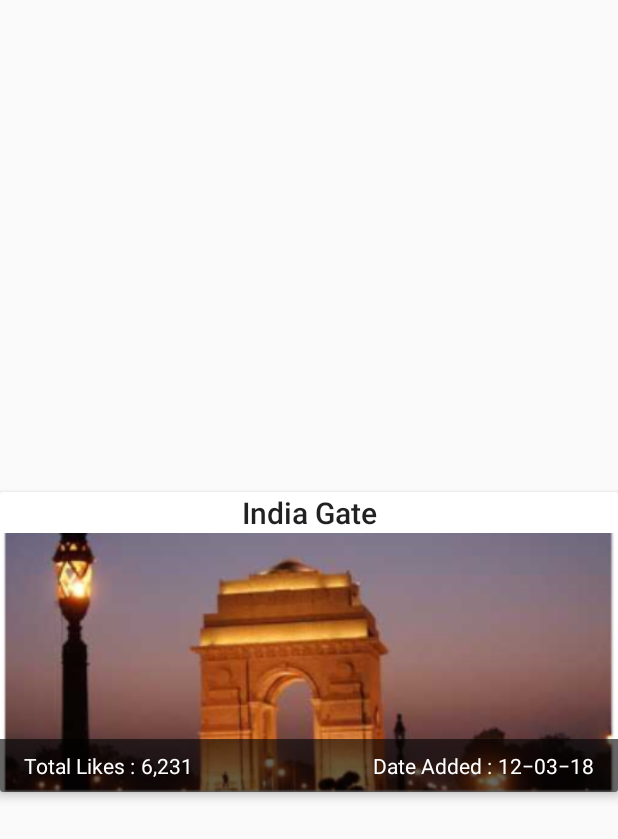
After one commit to UdacityAndroidDevScholarship/explore-india, an Android app: the layout liked_places_rv_item.xml on its own in the app's theme, with its tools: preview values and no code run, on a phone screen of 412 x 824 dp. The commit adds this screen. Shown: the top 839 px of the screen. Run offline under Robolectric (Android 15) with nearby library versions, the phone set to English and light mode, and no system bars.

Commit message:
Designed liked places fragment layout

```diff
--- /dev/null
+++ b/app/src/main/res/layout/fragment_liked_places.xml
@@ -0,0 +1,22 @@
+<?xml version="1.0" encoding="utf-8"?>
+<android.support.constraint.ConstraintLayout
+    xmlns:android="http://schemas.android.com/apk/res/android"
+    xmlns:app="http://schemas.android.com/apk/res-auto"
+    android:layout_width="match_parent"
+    android:layout_height="match_parent">
+
+    <!-- RecyclerView for showing Cards containing liked places -->
+
+    <android.support.v7.widget.RecyclerView
+        android:id="@id/liked_rv_places"
+        android:layout_width="0dp"
+        android:layout_height="0dp"
+        app:layout_constraintBottom_toBottomOf="parent"
+        app:layout_constraintLeft_toLeftOf="parent"
+        app:layout_constraintRight_toRightOf="parent"
+        app:layout_constraintTop_toTopOf="parent"
+        android:background="@color/colorGray"/>
+
+    <!-- Head over to "liked_places_rv_item.xml" layout file where RecyclerView item is waiting to be inflated into it -->
+
+</android.support.constraint.ConstraintLayout>
--- /dev/null
+++ b/app/src/main/res/layout/liked_places_rv_item.xml
@@ -0,0 +1,120 @@
+<?xml version="1.0" encoding="utf-8"?>
+<android.support.v7.widget.CardView
+    xmlns:android="http://schemas.android.com/apk/res/android"
+    xmlns:app="http://schemas.android.com/apk/res-auto"
+    xmlns:tools="http://schemas.android.com/tools"
+    android:layout_width="match_parent"
+    android:layout_height="200dp"
+    android:layout_marginTop="16dp"
+    style="@style/CardViewStyle">
+
+    <!-- Given suitable margin to CardView -->
+
+    <android.support.constraint.ConstraintLayout
+        android:layout_width="match_parent"
+        android:layout_height="match_parent">
+
+        <!-- Place's title name -->
+
+        <TextView
+            android:id="@id/liked_list_tv_name"
+            android:layout_width="wrap_content"
+            android:layout_height="wrap_content"
+            android:gravity="center"
+            android:textAppearance="@style/TextAppearance.AppCompat.Title"
+            app:layout_constraintBottom_toTopOf="@id/liked_list_img_places"
+            app:layout_constraintEnd_toEndOf="@id/liked_list_img_places"
+            app:layout_constraintStart_toStartOf="@id/liked_list_img_places"
+            app:layout_constraintTop_toTopOf="parent"
+            tools:text="@string/place_title" />
+
+        <!-- Liked place's image -->
+
+        <ImageView
+            android:id="@id/liked_list_img_places"
+            android:contentDescription="@string/content_description_image"
+            android:layout_width="match_parent"
+            android:layout_height="0dp"
+            android:scaleType="centerCrop"
+            app:layout_constraintBottom_toBottomOf="parent"
+            app:layout_constraintEnd_toEndOf="parent"
+            app:layout_constraintStart_toStartOf="parent"
+            app:layout_constraintTop_toBottomOf="@id/liked_list_tv_name"
+            app:srcCompat="@drawable/liked_places_sample" />
+
+        <!-- Dark background view for details -->
+
+        <ImageView
+            android:id="@+id/details_background"
+            android:contentDescription="@string/content_description_dark_view"
+            android:layout_width="0dp"
+            android:layout_height="35dp"
+            android:scaleType="centerCrop"
+            app:layout_constraintBottom_toBottomOf="@id/liked_list_img_places"
+            app:layout_constraintLeft_toLeftOf="@id/liked_list_img_places"
+            app:layout_constraintRight_toRightOf="@id/liked_list_img_places"
+            app:srcCompat="@drawable/details_background_view" />
+
+        <!-- Total number of likes [LABEL] -->
+
+        <TextView
+            android:id="@+id/liked_list_tv_total_likes_label"
+            android:layout_width="wrap_content"
+            android:layout_height="0dp"
+            android:layout_marginStart="16dp"
+            android:layout_marginLeft="16dp"
+            android:gravity="center"
+            android:text="@string/total_likes_label"
+            android:textColor="@color/whiteColor"
+            app:layout_constraintBottom_toBottomOf="@id/details_background"
+            app:layout_constraintStart_toStartOf="@id/details_background"
+            app:layout_constraintTop_toTopOf="@id/details_background" />
+
+        <!-- Dummy data for Total number of likes -->
+
+        <TextView
+            android:id="@id/liked_list_tv_total_likes"
+            android:layout_width="wrap_content"
+            android:layout_height="0dp"
+            android:layout_marginStart="4dp"
+            android:layout_marginLeft="4dp"
+            android:gravity="center"
+            android:textColor="@color/whiteColor"
+            app:layout_constraintBottom_toBottomOf="@id/details_background"
+            app:layout_constraintStart_toEndOf="@id/liked_list_tv_total_likes_label"
+            app:layout_constraintTop_toTopOf="@id/details_background"
+            tools:text="@string/total_likes" />
+
+        <!-- Date [LABEL] -->
+
+        <TextView
+            android:id="@+id/liked_list_tv_date_label"
+            android:layout_width="wrap_content"
+            android:layout_height="0dp"
+            android:layout_marginEnd="4dp"
+            android:layout_marginRight="4dp"
+            android:gravity="center"
+            android:text="@string/date_added_label"
+            android:textColor="@color/whiteColor"
+            app:layout_constraintBottom_toBottomOf="@id/details_background"
+            app:layout_constraintEnd_toStartOf="@+id/liked_list_tv_date"
+            app:layout_constraintTop_toTopOf="@id/details_background" />
+
+        <!-- Dummy data for Date -->
+
+        <TextView
+            android:id="@id/liked_list_tv_date"
+            android:layout_width="wrap_content"
+            android:layout_height="0dp"
+            android:layout_marginEnd="16dp"
+            android:layout_marginRight="16dp"
+            android:gravity="center"
+            android:textColor="@color/whiteColor"
+            app:layout_constraintBottom_toBottomOf="@id/details_background"
+            app:layout_constraintEnd_toEndOf="@+id/details_background"
+            app:layout_constraintTop_toTopOf="@id/details_background"
+            tools:text="@string/date_added" />
+
+    </android.support.constraint.ConstraintLayout>
+
+</android.support.v7.widget.CardView>
--- a/app/src/main/res/values/strings.xml
+++ b/app/src/main/res/values/strings.xml
@@ -19,4 +19,19 @@
     <string name="desctiption_edittext_hint">Description</string>
     <string name="location_edittext_hint">Location</string>
     <string name="submit_button_string">Submit</string>
+
+    <!-- String resources for Liked Places -->
+
+        <string name="place_title">India Gate</string>
+
+        <string name="content_description_image">Place image</string>
+        <string name="content_description_dark_view">Relevant details</string>
+
+        <string name="total_likes_label">Total Likes :</string>
+        <string name="total_likes">6,231</string>
+
+        <string name="date_added_label">Date Added :</string>
+        <string name="date_added">12&#8210;03&#8210;18</string>
+
+    <!-- End of String resources for Liked Places -->
 </resources>
--- a/app/src/main/res/values/styles.xml
+++ b/app/src/main/res/values/styles.xml
@@ -15,4 +15,10 @@
         <item name="android:windowContentOverlay">@null</item>
     </style>
 
+    <!-- CardView Style for RecyclerView item -->
+    <style name="CardViewStyle" parent="CardView">
+        <item name="cardElevation">4dp</item>
+        <item name="android:layout_gravity">center</item>
+    </style>
+
 </resources>
```
Also changed, not shown: app/src/main/res/drawable/details_background_view.png (added), app/src/main/res/drawable/liked_places_sample.png (added).
